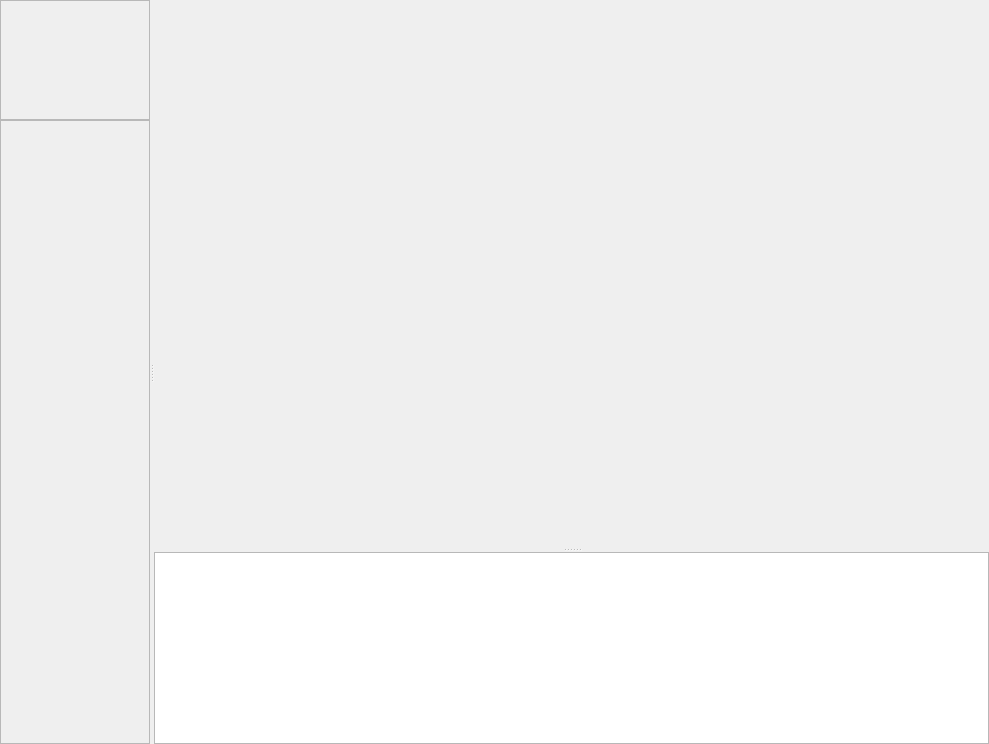
This is packages/Mock/SQScriptEditor/SQScriptEditorWidget.ui in tommo/gii as Qt 5 draws it before an edit. The edited form follows.
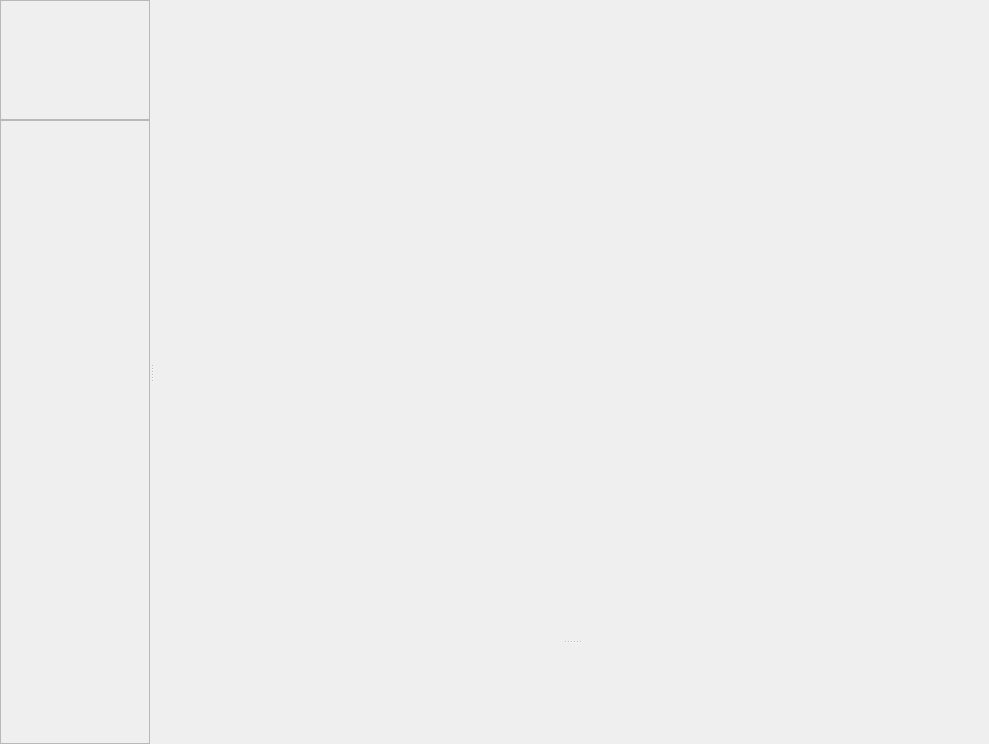
This is the edited form.

Commit message: add ASE origin definition support; add SQNodeEditor content support

The edit to the form file:
```diff
--- a/packages/Mock/SQScriptEditor/SQScriptEditorWidget.ui
+++ b/packages/Mock/SQScriptEditor/SQScriptEditorWidget.ui
@@ -139,17 +139,6 @@
             <height>100</height>
            </size>
           </property>
-          <layout class="QVBoxLayout" name="verticalLayout_4">
-           <property name="spacing">
-            <number>2</number>
-           </property>
-           <property name="margin">
-            <number>0</number>
-           </property>
-           <item>
-            <widget class="QTextEdit" name="textEdit"/>
-           </item>
-          </layout>
          </widget>
         </widget>
        </item>
```
The commit also changes 11 other files.
